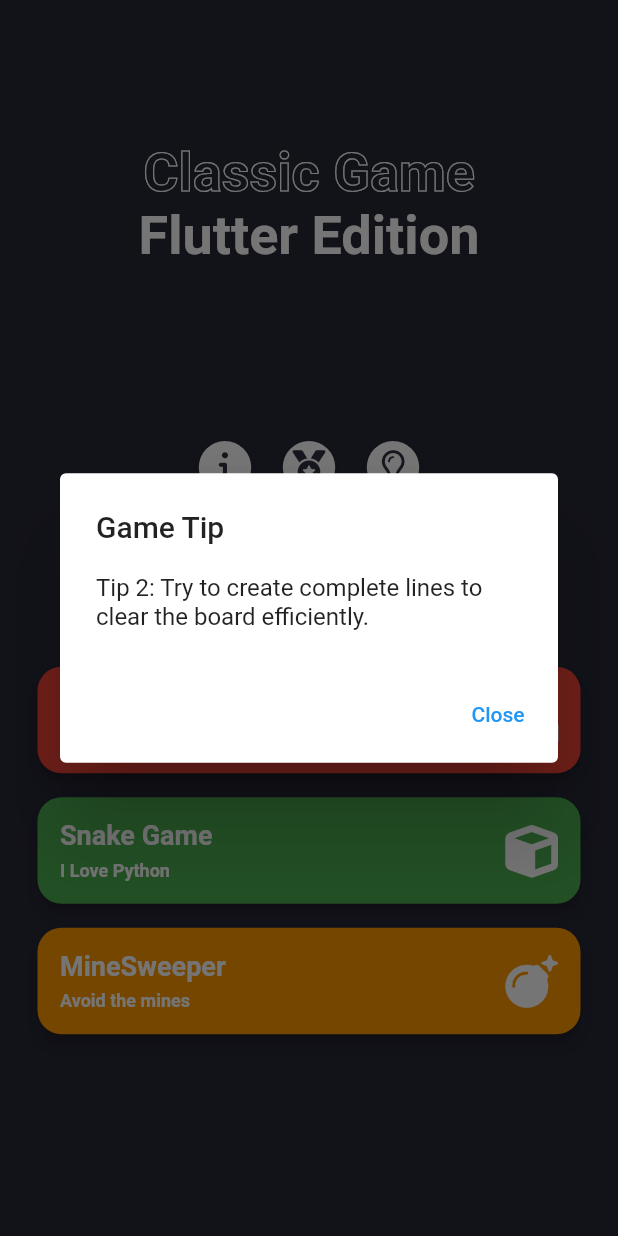
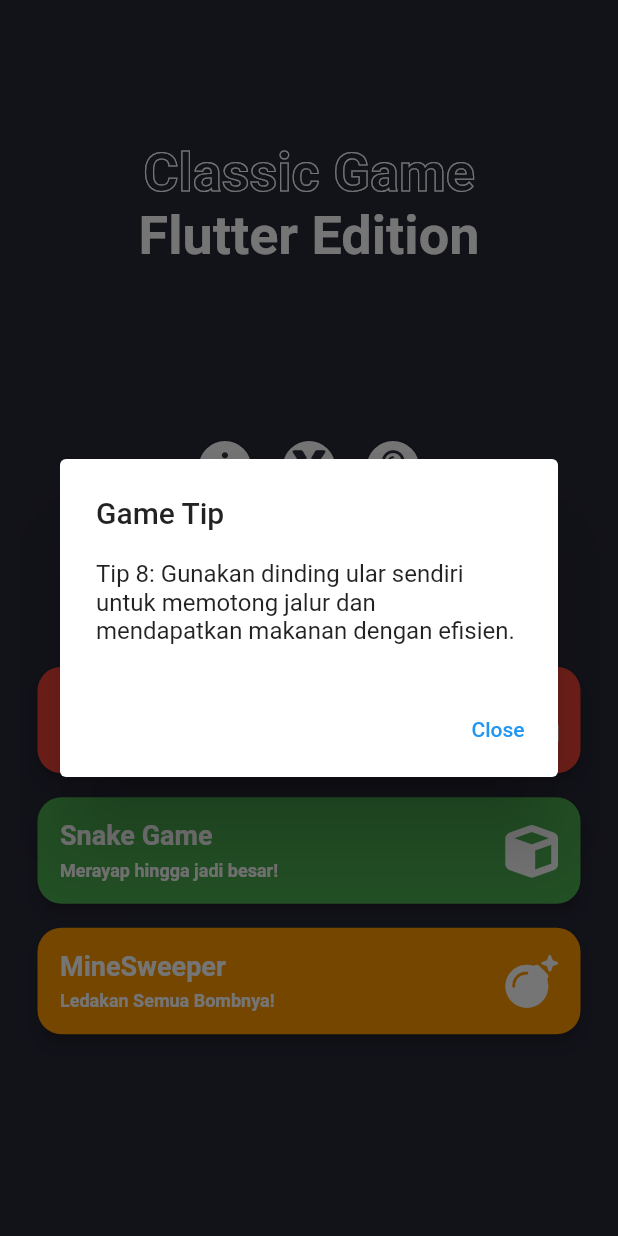
Before and after one commit to Rollerturtle/gamecom, a Flutter app: the screen it shows after launch, after a tap on an icon or button, on a phone screen of 412 x 824 dp. Run offline on Flutter 3.47's test engine with Material 2 defaults, Android fonts, the phone set to English and light mode, and no system bars; our stand-ins replace font_awesome_flutter, shared_preferences, sqflite; accounts and stored records are empty; Roboto replaces fonts that are missing (Manrope).

Commit message:
menambahkan tip dan menggeser tombol start di game snake

```diff
--- a/lib/game_menu.dart
+++ b/lib/game_menu.dart
@@ -59,7 +59,7 @@ class GameMenu extends StatelessWidget {
               children: [
                 modeButton(
                   'Tetris',
-                  'Classic Tetris Game',
+                  'Game Tetris Klasik',
                   FontAwesomeIcons.shapes,
                   Colors.red,
                   width,
@@ -67,7 +67,7 @@ class GameMenu extends StatelessWidget {
                 ),
                 modeButton(
                   'Snake Game',
-                  'I Love Python',
+                  'Merayap hingga jadi besar!',
                   FontAwesomeIcons.cube,
                   Colors.green,
                   width,
@@ -75,7 +75,7 @@ class GameMenu extends StatelessWidget {
                 ),
                 modeButton(
                   'MineSweeper',
-                  'Avoid the mines',
+                  'Ledakan Semua Bombnya!',
                   FontAwesomeIcons.bomb,
                   Colors.orange,
                   width,
@@ -161,9 +161,16 @@ Padding circButton(IconData icon, BuildContext context) {
         } else if (icon == FontAwesomeIcons.lightbulb) {
           // Menampilkan tips secara random saat tombol lightbulb ditekan
           final List<String> tips = [
-            'Tip 1: Your first move is crucial, plan it wisely!',
-            'Tip 2: Try to create complete lines to clear the board efficiently.',
-            'Tip 3: Don\'t wait for the perfect piece, sometimes a simple move can be beneficial.',
+            'Tip 1: Rencanakan penempatan blok dengan cermat untuk memaksimalkan ruang dan menghindari terbentuknya celah yang sulit diisi.',
+            'Tip 2: Pahami berbagai cara merotasi blok untuk menyesuaikan dengan kebutuhan ruang yang ada di papan permainan.',
+            'Tip 3: DPrioritaskan untuk membersihkan baris-baris penuh secepat mungkin untuk menghindari tumpukan blok yang tinggi.',
+            'Tip 4: Kendalikan ular dengan hati-hati untuk menghindari menabrak diri sendiri atau tepi layar.',
+            'Tip 5: Perhatikan rencana jangka panjang untuk menghindari posisi yang sulit dikeluarkan.',
+            'Tip 6: Rencanakan penempatan blok dengan cermat untuk memaksimalkan ruang dan menghindari terbentuknya celah yang sulit diisi.',
+            'Tip 7: Gunakan angka-angka di sekitar kotak untuk menganalisis dan menentukan letak ranjau.',
+            'Tip 8: Gunakan dinding ular sendiri untuk memotong jalur dan mendapatkan makanan dengan efisien.',
+            'Tip 9: Mulai mengungkapkan kotak dari pinggir untuk memaksimalkan informasi yang diperoleh.',
+
             // Tambahkan lebih banyak tips sesuai kebutuhan
           ];
 
```
Also changed, not shown: lib/games/snake/snake_name.dart (+26 -20 lines).
